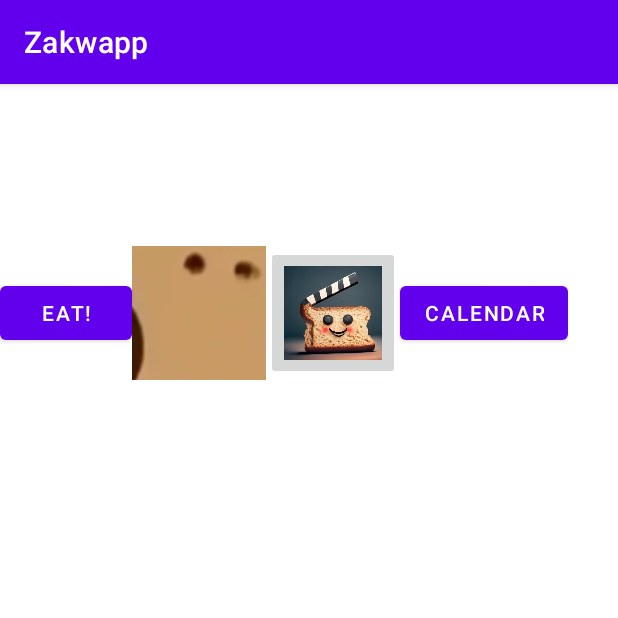
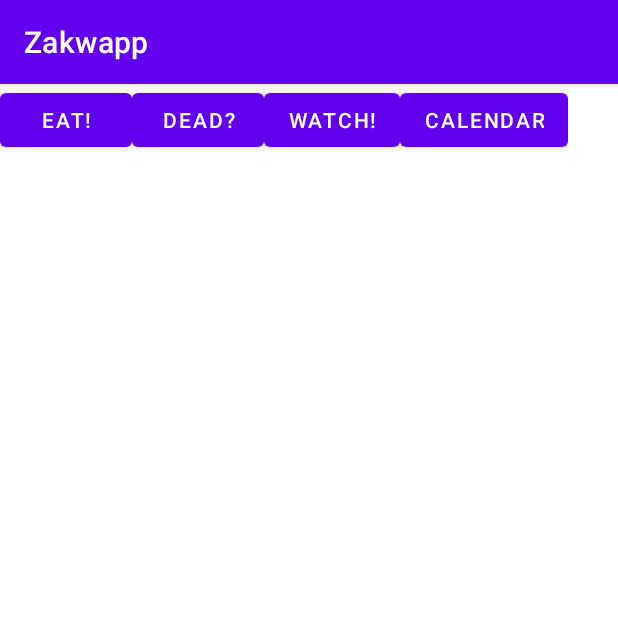
Before and after one commit to zchochul/Zakwapp, an Android app: the screen it shows after launch (MainActivity), on a phone screen of 412 x 824 dp, the top half of it. Run offline under Robolectric (Android 15) with nearby library versions, the phone set to English and light mode, and no system bars.

Commit message:
Revert "moi drodzy,"
This reverts commit 5cfd4474397e3c2df0f49b80d8fafd06cc37a18f.

```diff
--- a/app/src/main/res/layout/activity_main.xml
+++ b/app/src/main/res/layout/activity_main.xml
@@ -9,7 +9,7 @@
 
     <LinearLayout
         android:layout_width="wrap_content"
-        android:layout_height="305dp"
+        android:layout_height="wrap_content"
         android:gravity="center"
         android:orientation="horizontal">
 
@@ -19,22 +19,19 @@
             android:layout_height="wrap_content"
             android:text="Eat!" />
 
-        <ImageButton
+        <Button
             android:id="@+id/Is_Dead_Button"
-            android:layout_width="89dp"
-            android:layout_height="89dp"
+            android:layout_width="match_parent"
+            android:layout_height="wrap_content"
             android:gravity="center"
-            android:text="Dead?"
-            android:src="@drawable/death_official"/>
+            android:text="Dead?" />
 
-        <ImageButton
+        <Button
             android:id="@+id/Movies_Button"
-            android:layout_width="89dp"
-            android:layout_height="89dp"
+            android:layout_width="wrap_content"
+            android:layout_height="wrap_content"
             android:layout_weight="1"
-            android:scaleType="fitCenter"
-            android:text="watch"
-            android:src="@drawable/movies_official"/>
+            android:text="Watch!" />
 
         <Button
             android:id="@+id/Calendar_Button"
```
Also changed, not shown: app/src/main/res/drawable/death_official.png (deleted), app/src/main/res/drawable/eating_official.png (deleted), app/src/main/res/drawable/movies_official.png (deleted).
